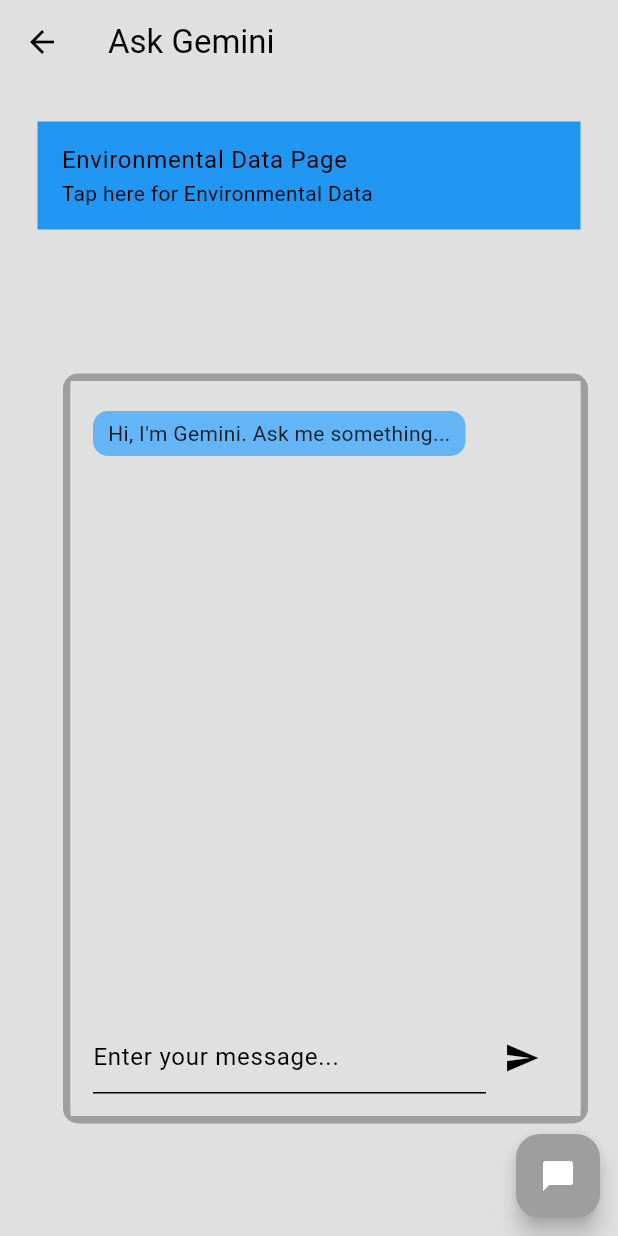
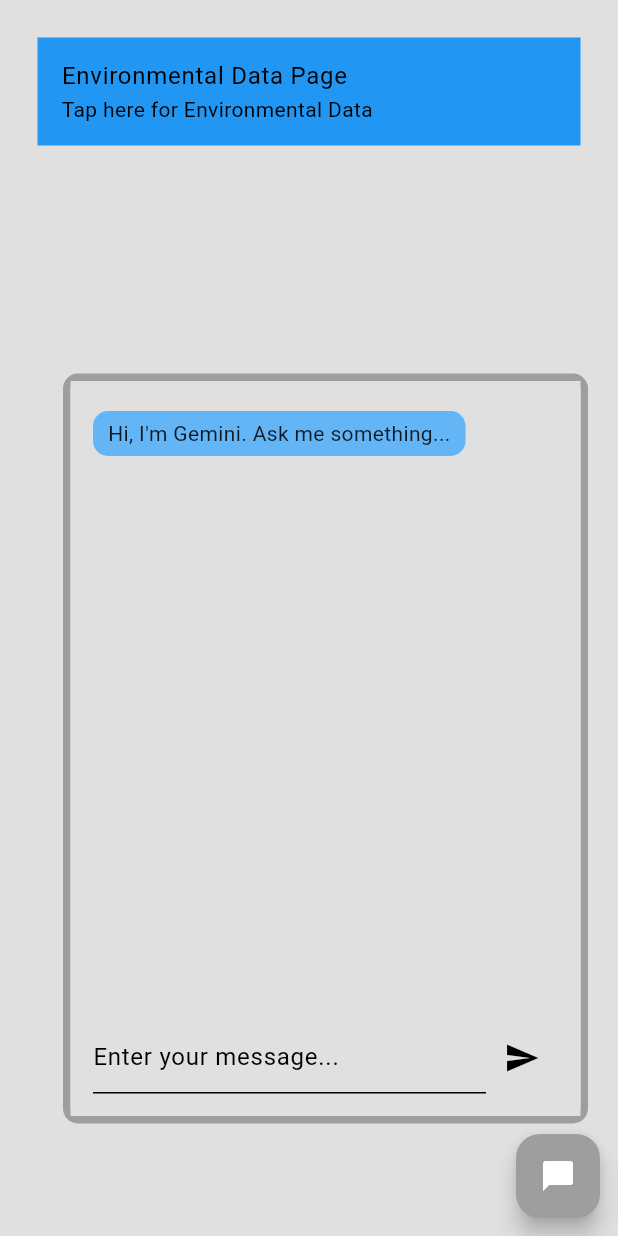
Before and after one commit to rkareem2/Clean-Cycle_flutter-app, a Flutter app: the GeminiPage screen opened directly, after a tap on the "chat bubble" icon, on a phone screen of 412 x 824 dp. Run offline on Flutter 3.47's test engine with Material 3 defaults, Android fonts, the phone set to English and light mode, and no system bars; our stand-ins replace cloud_firestore, firebase_auth, firebase_core, get, google_generative_ai, google_maps_flutter; accounts and stored records are empty.

Commit message:
Update gemini_page.dart

```diff
--- a/clean_cycle/lib/pages/gemini_page.dart
+++ b/clean_cycle/lib/pages/gemini_page.dart
@@ -20,9 +20,6 @@ class _MyAppState extends State<GeminiPage> {
   @override
   Widget build(BuildContext context) {
     return Scaffold(
-      appBar: AppBar(
-        title: const Text('Ask Gemini'),
-      ),
       body: Stack(
         children: [
           Container(
```
